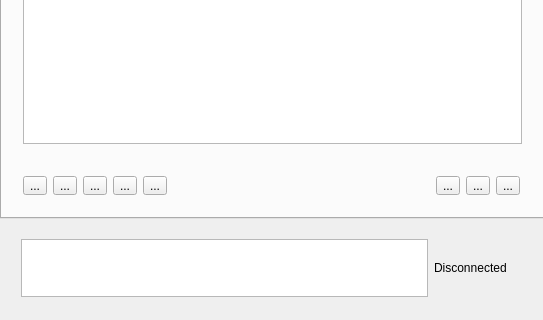
Old version of the form t1wrenchmainwindow.ui in the repository baohaojun/system-config; both pictures show x 0 to 543 and y 272 to 592 of the 543 by 592 pixel window.
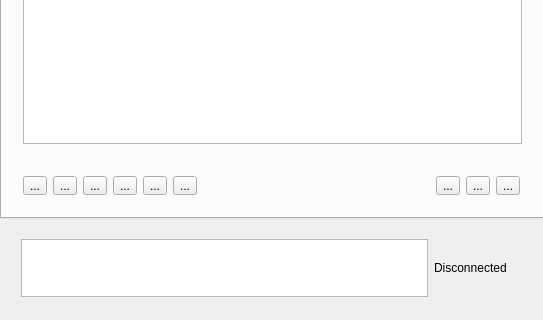
New version of the form. Icons and pictures are not drawn. Custom widgets are drawn as their Qt base class.

Commit message: .dir-locals.el: fix clang error in ac build-mac.sh: fix mac build build-wine.sh: fix wine build emojimodel.cpp: should use utf8 everywhere emojis.lua: should not have space in png file name, will screw up the updater script qcellphonetextedit.cpp: fix it for windows, does not work with qurl t1wrench.lua: can do notes, very funny feature. t1wrenchmainwindow.cpp: use notes t1wrenchmainwindow.h: do not do command in this version

Patch:
```diff
--- a/t1wrenchmainwindow.ui
+++ b/t1wrenchmainwindow.ui
@@ -115,6 +115,19 @@
          </property>
         </widget>
        </item>
+       <item>
+        <widget class="QToolButton" name="tbNotes">
+         <property name="toolTip">
+          <string>生成便笺再发送</string>
+         </property>
+         <property name="text">
+          <string>...</string>
+         </property>
+         <property name="checkable">
+          <bool>true</bool>
+         </property>
+        </widget>
+       </item>
        <item>
         <spacer name="horizontalSpacer_4">
          <property name="orientation">
```
The commit also changes 21 other files.
